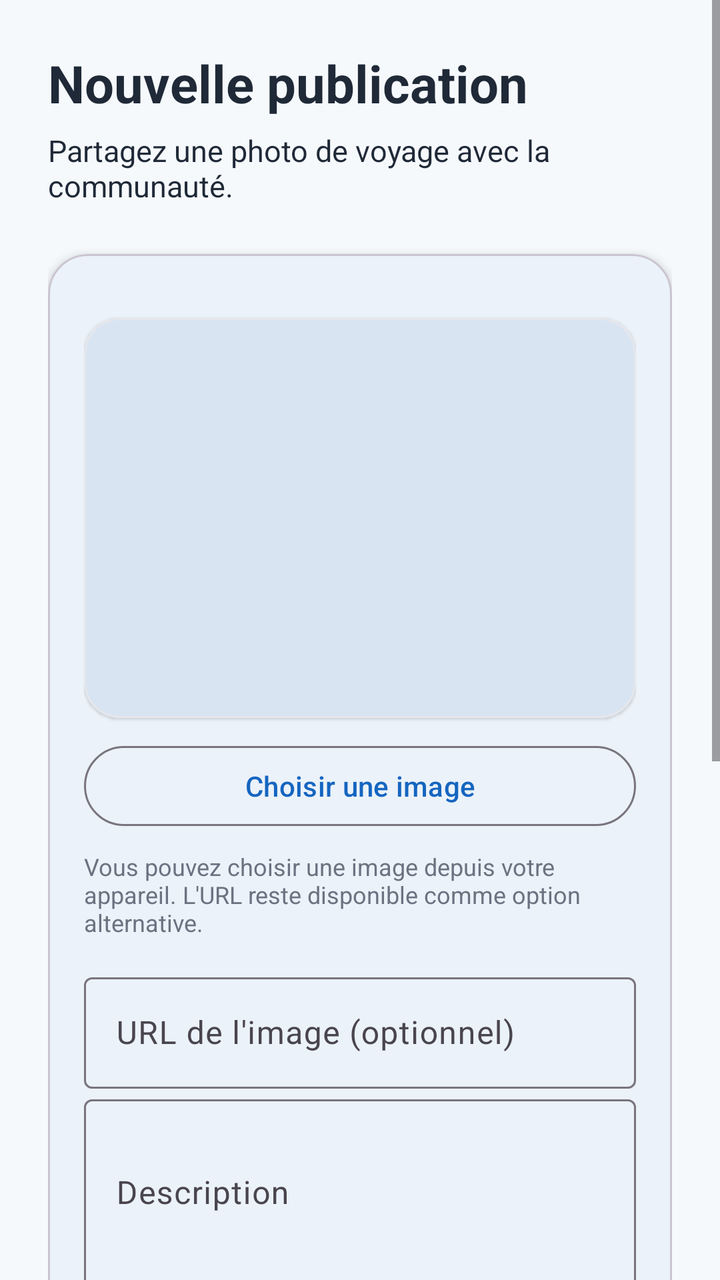
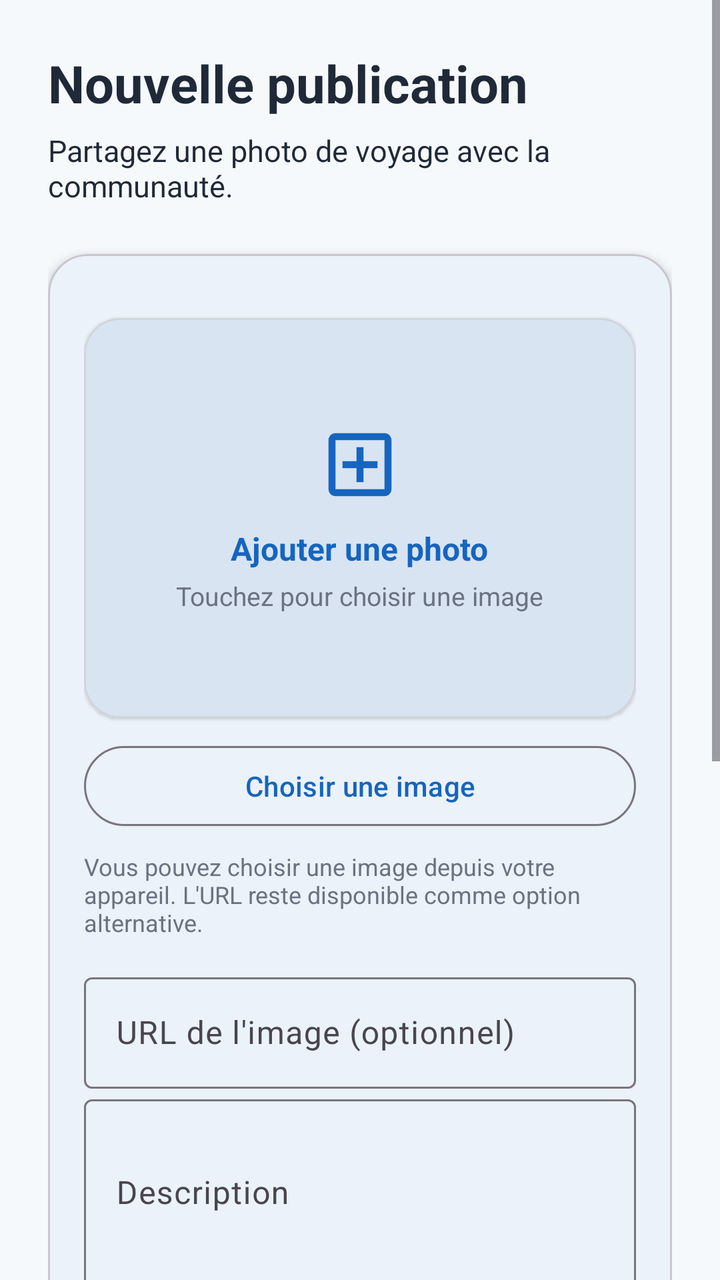

Compare the two renders of this Android layout. The source of the first and the diff that turns it into the second are given below.
<!-- AndroidManifest.xml: application theme Theme.Traveling -->
<!-- res/layout/fragment_new_post.xml -->
<?xml version="1.0" encoding="utf-8"?>
<ScrollView xmlns:android="http://schemas.android.com/apk/res/android"
    xmlns:app="http://schemas.android.com/apk/res-auto"
    android:layout_width="match_parent"
    android:layout_height="match_parent"
    android:background="@color/travel_background"
    android:fillViewport="true">

    <LinearLayout
        android:layout_width="match_parent"
        android:layout_height="wrap_content"
        android:orientation="vertical"
        android:padding="24dp">

        <TextView
            android:layout_width="match_parent"
            android:layout_height="wrap_content"
            android:text="Nouvelle publication"
            android:textColor="@color/travel_on_surface"
            android:textSize="26sp"
            android:textStyle="bold" />

        <TextView
            android:layout_width="match_parent"
            android:layout_height="wrap_content"
            android:layout_marginTop="6dp"
            android:text="Partagez une photo de voyage avec la communauté."
            android:textColor="@color/travel_on_surface"
            android:textSize="15sp" />

        <com.google.android.material.card.MaterialCardView
            android:layout_width="match_parent"
            android:layout_height="wrap_content"
            android:layout_marginTop="24dp"
            app:cardBackgroundColor="@color/travel_surface"
            app:cardCornerRadius="20dp"
            app:cardElevation="3dp">

            <LinearLayout
                android:layout_width="match_parent"
                android:layout_height="wrap_content"
                android:orientation="vertical"
                android:padding="18dp">

                <com.google.android.material.card.MaterialCardView
                    android:layout_width="match_parent"
                    android:layout_height="200dp"
                    android:layout_marginTop="14dp"
                    app:cardCornerRadius="18dp"
                    app:cardElevation="1dp"
                    app:strokeColor="#E5E7EB"
                    app:strokeWidth="1dp">

                    <ImageView
                        android:id="@+id/imagePreview"
                        android:layout_width="match_parent"
                        android:layout_height="match_parent"
                        android:background="@drawable/bg_post_placeholder"
                        android:contentDescription="Image sélectionnée"
                        android:scaleType="centerCrop" />
                </com.google.android.material.card.MaterialCardView>

                <com.google.android.material.button.MaterialButton
                    android:id="@+id/buttonChooseImage"
                    style="?attr/materialButtonOutlinedStyle"
                    android:layout_width="match_parent"
                    android:layout_height="wrap_content"
                    android:layout_marginTop="10dp"
                    android:text="Choisir une image" />

                <TextView
                    android:layout_width="match_parent"
                    android:layout_height="wrap_content"
                    android:layout_marginTop="8dp"
                    android:text="Vous pouvez choisir une image depuis votre appareil. L'URL reste disponible comme option alternative."
                    android:textColor="#6B7280"
                    android:textSize="12sp" />

                <com.google.android.material.textfield.TextInputLayout
                    android:layout_width="match_parent"
                    android:layout_height="wrap_content"
                    android:layout_marginTop="14dp"
                    android:hint="URL de l'image (optionnel)">

                    <com.google.android.material.textfield.TextInputEditText
                        android:id="@+id/editImageUrl"
                        android:layout_width="match_parent"
                        android:layout_height="wrap_content"
                        android:inputType="textUri" />
                </com.google.android.material.textfield.TextInputLayout>

                <com.google.android.material.textfield.TextInputLayout
                    android:layout_width="match_parent"
                    android:layout_height="wrap_content"
                    android:hint="Description">

                    <com.google.android.material.textfield.TextInputEditText
                        android:id="@+id/editCaption"
                        android:layout_width="match_parent"
                        android:layout_height="wrap_content"
                        android:inputType="textMultiLine"
                        android:minLines="3" />
                </com.google.android.material.textfield.TextInputLayout>

                <com.google.android.material.textfield.TextInputLayout
                    android:id="@+id/layoutLocation"
                    style="@style/Widget.Material3.TextInputLayout.OutlinedBox.ExposedDropdownMenu"
                    android:layout_width="match_parent"
                    android:layout_height="wrap_content"
                    android:layout_marginTop="14dp"
                    android:hint="Lieu">

                    <com.google.android.material.textfield.MaterialAutoCompleteTextView
                        android:id="@+id/dropdownLocation"
                        android:layout_width="match_parent"
                        android:layout_height="wrap_content"
                        android:inputType="textCapWords"
                        android:completionThreshold="3" />
                </com.google.android.material.textfield.TextInputLayout>

                <com.google.android.material.textfield.TextInputLayout
                    android:id="@+id/layoutPlaceType"
                    style="@style/Widget.Material3.TextInputLayout.OutlinedBox.ExposedDropdownMenu"
                    android:layout_width="match_parent"
                    android:layout_height="wrap_content"
                    android:layout_marginTop="14dp"
                    android:hint="Type de lieu">

                    <com.google.android.material.textfield.MaterialAutoCompleteTextView
                        android:id="@+id/dropdownPlaceType"
                        android:layout_width="match_parent"
                        android:layout_height="wrap_content"
                        android:inputType="none"
                        android:text="Nature" />
                </com.google.android.material.textfield.TextInputLayout>

                <com.google.android.material.switchmaterial.SwitchMaterial
                    android:id="@+id/switchPublic"
                    android:layout_width="match_parent"
                    android:layout_height="wrap_content"
                    android:layout_marginTop="18dp"
                    android:checked="true"
                    android:text="Publication publique" />

                <com.google.android.material.card.MaterialCardView
                    android:id="@+id/cardGroupSharing"
                    android:layout_width="match_parent"
                    android:layout_height="wrap_content"
                    android:layout_marginTop="16dp"
                    app:cardBackgroundColor="@color/travel_surface"
                    app:cardCornerRadius="18dp"
                    app:cardElevation="2dp">

                    <LinearLayout
                        android:layout_width="match_parent"
                        android:layout_height="wrap_content"
                        android:orientation="vertical"
                        android:padding="16dp">

                        <LinearLayout
                            android:layout_width="match_parent"
                            android:layout_height="wrap_content"
                            android:gravity="center_vertical"
                            android:orientation="horizontal">

                            <LinearLayout
                                android:layout_width="0dp"
                                android:layout_height="wrap_content"
                                android:layout_weight="1"
                                android:orientation="vertical">

                                <TextView
                                    android:layout_width="match_parent"
                                    android:layout_height="wrap_content"
                                    android:text="Partager dans un groupe"
                                    android:textColor="@color/travel_on_surface"
                                    android:textSize="16sp"
                                    android:textStyle="bold" />

                                <TextView
                                    android:layout_width="match_parent"
                                    android:layout_height="wrap_content"
                                    android:layout_marginTop="2dp"
                                    android:text="Publier cette photo dans une communauté."
                                    android:textColor="#6B7280"
                                    android:textSize="13sp" />

                            </LinearLayout>

                            <com.google.android.material.switchmaterial.SwitchMaterial
                                android:id="@+id/switchShareToGroup"
                                android:layout_width="wrap_content"
                                android:layout_height="wrap_content" />

                        </LinearLayout>

                        <com.google.android.material.textfield.TextInputLayout
                            android:id="@+id/layoutGroupDropdown"
                            style="@style/Widget.Material3.TextInputLayout.OutlinedBox.ExposedDropdownMenu"
                            android:layout_width="match_parent"
                            android:layout_height="wrap_content"
                            android:layout_marginTop="14dp"
                            android:hint="Choisir un groupe"
                            android:visibility="gone">

                            <com.google.android.material.textfield.MaterialAutoCompleteTextView
                                android:id="@+id/dropdownGroup"
                                android:layout_width="match_parent"
                                android:layout_height="wrap_content"
                                android:inputType="none" />

                        </com.google.android.material.textfield.TextInputLayout>

                    </LinearLayout>

                </com.google.android.material.card.MaterialCardView>

                <com.google.android.material.button.MaterialButton
                    android:id="@+id/buttonPublish"
                    android:layout_width="match_parent"
                    android:layout_height="wrap_content"
                    android:layout_marginTop="22dp"
                    android:text="Publier" />

            </LinearLayout>
        </com.google.android.material.card.MaterialCardView>

    </LinearLayout>
</ScrollView>
<!-- resources referenced by this layout -->
<resources>
  <color name="travel_background">#F6F9FC</color>
  <color name="travel_on_surface">#1F2937</color>
  <color name="travel_surface">#FFFFFF</color>
  <!-- drawable bg_post_placeholder (drawable) -->
  <?xml version="1.0" encoding="utf-8"?>
  <shape xmlns:android="http://schemas.android.com/apk/res/android">
      <corners android:radius="0dp" />
      <solid android:color="#D9E4F2" />
  </shape>
  <style name="Theme.Traveling" parent="Base.Theme.Traveling" />
  <style name="Base.Theme.Traveling" parent="Theme.Material3.DayNight.NoActionBar">
          <item name="colorPrimary">@color/travel_primary</item>
          <item name="colorOnPrimary">@color/travel_on_primary</item>
  
          <item name="colorSecondary">@color/travel_secondary</item>
          <item name="colorOnSecondary">@color/travel_on_secondary</item>
  
          <item name="colorTertiary">@color/travel_tertiary</item>
          <item name="colorOnTertiary">@color/travel_on_tertiary</item>
  
          <item name="android:colorBackground">@color/travel_background</item>
          <item name="colorSurface">@color/travel_surface</item>
          <item name="colorOnSurface">@color/travel_on_surface</item>
      </style>
  <color name="travel_primary">#1565C0</color>
  <color name="travel_on_primary">#FFFFFF</color>
  <color name="travel_secondary">#26A69A</color>
  <color name="travel_on_secondary">#FFFFFF</color>
  <color name="travel_tertiary">#FFB74D</color>
  <color name="travel_on_tertiary">#1F2937</color>
</resources>

<!-- the commit's change to res/layout/fragment_new_post.xml (unified diff, before → after) -->
@@ -43,21 +43,66 @@
                 android:padding="18dp">
 
                 <com.google.android.material.card.MaterialCardView
+                    android:id="@+id/cardImagePicker"
                     android:layout_width="match_parent"
                     android:layout_height="200dp"
                     android:layout_marginTop="14dp"
+                    android:clickable="true"
+                    android:focusable="true"
+                    android:foreground="?attr/selectableItemBackground"
+                    app:cardBackgroundColor="#F3F4F6"
                     app:cardCornerRadius="18dp"
                     app:cardElevation="1dp"
-                    app:strokeColor="#E5E7EB"
+                    app:strokeColor="#D1D5DB"
                     app:strokeWidth="1dp">
 
-                    <ImageView
-                        android:id="@+id/imagePreview"
-                        android:layout_width="match_parent"
-                        android:layout_height="match_parent"
-                        android:background="@drawable/bg_post_placeholder"
-                        android:contentDescription="Image sélectionnée"
-                        android:scaleType="centerCrop" />
+                    <FrameLayout
+                        android:layout_width="match_parent"
+                        android:layout_height="match_parent">
+
+                        <ImageView
+                            android:id="@+id/imagePreview"
+                            android:layout_width="match_parent"
+                            android:layout_height="match_parent"
+                            android:background="@drawable/bg_post_placeholder"
+                            android:contentDescription="Image sélectionnée"
+                            android:scaleType="centerCrop" />
+
+                        <LinearLayout
+                            android:id="@+id/layoutImagePlaceholder"
+                            android:layout_width="match_parent"
+                            android:layout_height="match_parent"
+                            android:gravity="center"
+                            android:orientation="vertical"
+                            android:padding="20dp">
+
+                            <ImageView
+                                android:layout_width="42dp"
+                                android:layout_height="42dp"
+                                android:src="@drawable/ic_add_circle_outline"
+                                app:tint="@color/travel_primary" />
+
+                            <TextView
+                                android:layout_width="wrap_content"
+                                android:layout_height="wrap_content"
+                                android:layout_marginTop="10dp"
+                                android:text="Ajouter une photo"
+                                android:textColor="@color/travel_primary"
+                                android:textSize="16sp"
+                                android:textStyle="bold" />
+
+                            <TextView
+                                android:layout_width="wrap_content"
+                                android:layout_height="wrap_content"
+                                android:layout_marginTop="4dp"
+                                android:text="Touchez pour choisir une image"
+                                android:textColor="#6B7280"
+                                android:textSize="13sp" />
+
+                        </LinearLayout>
+
+                    </FrameLayout>
+
                 </com.google.android.material.card.MaterialCardView>
 
                 <com.google.android.material.button.MaterialButton
<!-- resource entries referenced after the edit -->
@@ -9,6 +9,16 @@
       <corners android:radius="0dp" />
       <solid android:color="#D9E4F2" />
   </shape>
+  <!-- drawable ic_add_circle_outline (drawable) -->
+  <vector xmlns:android="http://schemas.android.com/apk/res/android"
+      android:width="24dp"
+      android:height="24dp"
+      android:viewportWidth="24"
+      android:viewportHeight="24">
+      <path
+          android:fillColor="@color/travel_on_surface"
+          android:pathData="M19,3H5c-1.1,0 -2,0.9 -2,2v14c0,1.1 0.9,2 2,2h14c1.1,0 2,-0.9 2,-2V5c0,-1.1 -0.9,-2 -2,-2zM19,19H5V5h14v14zM13,7h-2v4H7v2h4v4h2v-4h4v-2h-4z" />
+  </vector>
   <style name="Theme.Traveling" parent="Base.Theme.Traveling" />
   <style name="Base.Theme.Traveling" parent="Theme.Material3.DayNight.NoActionBar">
           <item name="colorPrimary">@color/travel_primary</item>
